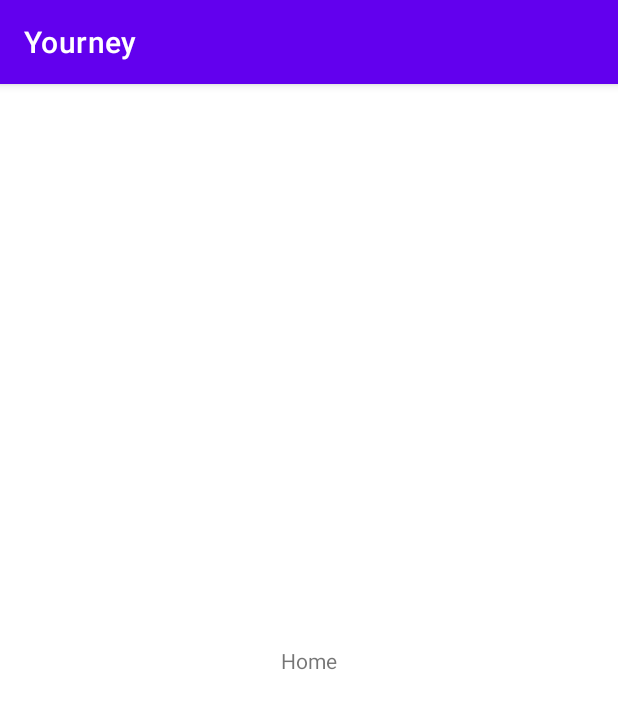
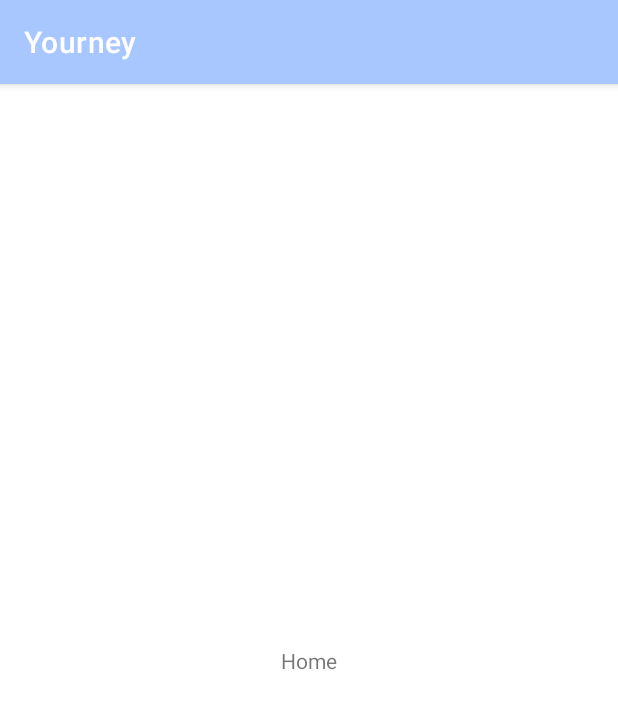
Before and after one commit to iqbalfariz/Yourney, an Android app: the MainActivity screen opened directly, with no data from a screen before it, on a phone screen of 412 x 824 dp. Shown: the top 709 px of the screen. Run offline under Robolectric (Android 15) with nearby library versions, the phone set to English and light mode, and no system bars.

Commit message:
change color primary

```diff
--- a/app/src/main/res/values/colors.xml
+++ b/app/src/main/res/values/colors.xml
@@ -9,4 +9,5 @@
     <color name="white">#FFFFFFFF</color>
     <color name="purple_yourney">#C0BAF5</color>
     <color name="purple_light_yourney">#D5D8FF</color>
+    <color name="blue_yourney">#A8C6FF</color>
 </resources>
--- a/app/src/main/res/values/themes.xml
+++ b/app/src/main/res/values/themes.xml
@@ -2,8 +2,8 @@
     <!-- Base application theme. -->
     <style name="Theme.Yourney" parent="Theme.MaterialComponents.DayNight.DarkActionBar">
         <!-- Primary brand color. -->
-        <item name="colorPrimary">@color/purple_500</item>
-        <item name="colorPrimaryVariant">@color/purple_700</item>
+        <item name="colorPrimary">@color/blue_yourney</item>
+        <item name="colorPrimaryVariant">@color/blue_yourney</item>
         <item name="colorOnPrimary">@color/white</item>
         <!-- Secondary brand color. -->
         <item name="colorSecondary">@color/teal_200</item>
```
